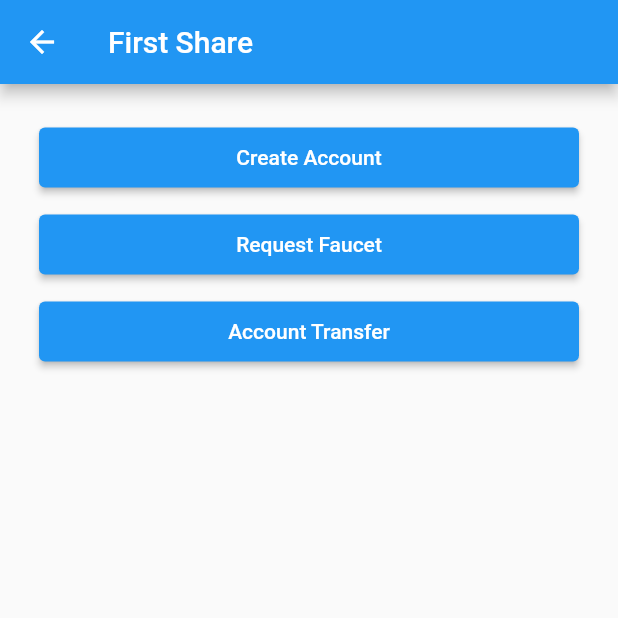
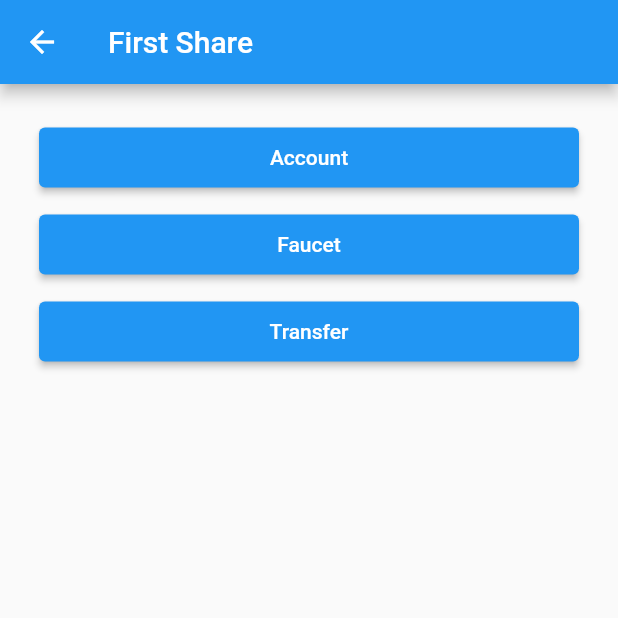
Before and after one commit to mofalabs/sui, a Flutter app: the FirstShare screen opened directly, on a phone screen of 412 x 824 dp, the top half of it. Run offline on Flutter 3.47's test engine with Material 2 defaults, Android fonts, the phone set to English and light mode, and no system bars; our stand-ins replace another_flushbar, dio, flutter_highlight, fluttertoast, focus_detector_v2, freezed_annotation and 3 more; missing offline and left inert: bcs, bip32, bip39, ed25519_edwards, markdown_widget, pointycastle; accounts and stored records are empty; key blocks and very long unbroken strings in the code were emptied for the run.

Commit message:
fix: load account

```diff
--- a/example/lib/main.dart
+++ b/example/lib/main.dart
@@ -49,7 +49,7 @@ class MyHomePage extends StatefulWidget {
 }
 
 class _MyHomePageState extends State<MyHomePage> {
-  late SuiAccount account;
+  SuiAccount? account;
 
   String localNetwork = "devnet";
 
@@ -72,17 +72,20 @@ class _MyHomePageState extends State<MyHomePage> {
   int menuIndex = 0;
 
   Widget contentPage(int menuIndex) {
+    if (account == null) return Container();
+
+    final acc = account!;
     switch (menuIndex) {
       case 0:
         return Home();
       case 1:
-        return Faucet(account);
+        return Faucet(acc);
       case 2:
-        return Split(account);
+        return Split(acc);
       case 3:
-        return Merge(account);
+        return Merge(acc);
       case 4:
-        return Transfer(account);
+        return Transfer(acc);
     }
 
     return Container();
@@ -171,13 +174,14 @@ class _MyHomePageState extends State<MyHomePage> {
                               style:
                                   TextStyle(fontSize: 20, color: Colors.white)),
                           const SizedBox(height: 30),
+                          if (account != null)
                             SelectableText(
-                            account.getAddress(),
+                              account!.getAddress(),
                               showCursor: true,
                               style: const TextStyle(
                                   fontSize: 14, color: Colors.white),
                               onTap: () {
-                              print(account.getAddress());
+                                print(account!.getAddress());
                               },
                             ),
                         ],
--- a/example/lib/pages/share/account_example.dart
+++ b/example/lib/pages/share/account_example.dart
@@ -120,7 +120,7 @@ class _AccountExampleState extends State<AccountExample> {
                       ),
                       DropdownMenuItem(
                         value: SignatureScheme.ED25519,
-                        child: Text('ED25519'),
+                        child: Text('Ed25519'),
                       ),
                     ],
                     onChanged: (value) {
--- a/example/lib/pages/share/first_share.dart
+++ b/example/lib/pages/share/first_share.dart
@@ -14,9 +14,9 @@ class FirstShare extends StatelessWidget {
       body: Column(
         children: [
           const SizedBox(height: 20),
-          _button(context, 'Create Account', 0),
-          _button(context, 'Request Faucet', 1),
-          _button(context, 'Account Transfer', 2),
+          _button(context, 'Account', 0),
+          _button(context, 'Faucet', 1),
+          _button(context, 'Transfer', 2),
         ],
       ),
     );
--- a/example/lib/pages/share_example.dart
+++ b/example/lib/pages/share_example.dart
@@ -11,7 +11,7 @@ class ShareDemo extends StatelessWidget {
       body: Column(
         children: [
           const SizedBox(height: 20),
-          _button(context, 'About Mnemonic/Account/Faucet/Transfer', 1),
+          _button(context, 'Mnemonic/Account/Faucet/Transfer', 1),
         ],
       ),
     );
--- a/lib/builder/transaction_block.dart
+++ b/lib/builder/transaction_block.dart
@@ -697,7 +697,7 @@ class TransactionBlock {
               payment: []
             )
 					),
-          _blockData.sender
+          signerAddress: _blockData.sender
 				);
 
 				if (dryRunResult.effects.status.status != ExecutionStatusType.success) {
--- a/lib/signers/signer_with_provider.dart
+++ b/lib/signers/signer_with_provider.dart
@@ -151,7 +151,7 @@ abstract class SignerWithProvider with JsonRpcProvider {
     }
   }
 
-  Future<DryRunTransactionBlockResponse> dryRunTransaction<T>(T tx, String? signerAddress) async {
+  Future<DryRunTransactionBlockResponse> dryRunTransaction<T>(T tx, {String? signerAddress}) async {
     final address = signerAddress ?? getAddress();
     Uint8List dryRunTxBytes;
     if (tx is Uint8List) {
@@ -388,7 +388,7 @@ abstract class SignerWithProvider with JsonRpcProvider {
       throw ArgumentError.notNull("signerAddress");
     }
 
-    final txEffects = await dryRunTransaction(tx, signerAddress);
+    final txEffects = await dryRunTransaction(tx, signerAddress: signerAddress);
     if (txEffects.effects.status.status == ExecutionStatusType.failure) {
       throw ArgumentError(txEffects.effects.status.error);
     }
```
Also changed, not shown: example/pubspec.lock, 2 other files. Lines whose indentation alone changed are shown as unchanged.
